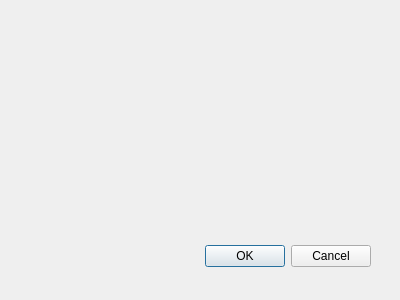
Old version of the form incluircd.ui in the repository ErikaFernanda/Loja.
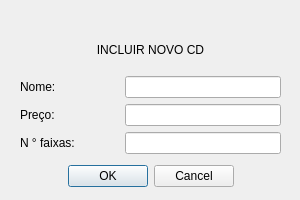
New version of the form.

Patch:
```diff
--- a/incluircd.ui
+++ b/incluircd.ui
@@ -8,8 +8,8 @@
    <rect>
     <x>0</x>
     <y>0</y>
-    <width>400</width>
-    <height>300</height>
+    <width>300</width>
+    <height>200</height>
    </rect>
   </property>
   <property name="windowTitle">
@@ -18,9 +18,9 @@
   <widget class="QDialogButtonBox" name="buttonBox">
    <property name="geometry">
     <rect>
-     <x>30</x>
-     <y>240</y>
-     <width>341</width>
+     <x>0</x>
+     <y>160</y>
+     <width>301</width>
      <height>32</height>
     </rect>
    </property>
@@ -30,6 +30,76 @@
    <property name="standardButtons">
     <set>QDialogButtonBox::Cancel|QDialogButtonBox::Ok</set>
    </property>
+   <property name="centerButtons">
+    <bool>true</bool>
+   </property>
+  </widget>
+  <widget class="QLabel" name="label_4">
+   <property name="geometry">
+    <rect>
+     <x>0</x>
+     <y>40</y>
+     <width>301</width>
+     <height>20</height>
+    </rect>
+   </property>
+   <property name="text">
+    <string>INCLUIR NOVO CD</string>
+   </property>
+   <property name="alignment">
+    <set>Qt::AlignCenter</set>
+   </property>
+  </widget>
+  <widget class="QWidget" name="gridLayoutWidget">
+   <property name="geometry">
+    <rect>
+     <x>20</x>
+     <y>70</y>
+     <width>261</width>
+     <height>92</height>
+    </rect>
+   </property>
+   <layout class="QGridLayout" name="gridLayout">
+    <property name="rightMargin">
+     <number>0</number>
+    </property>
+    <property name="horizontalSpacing">
+     <number>50</number>
+    </property>
+    <property name="verticalSpacing">
+     <number>0</number>
+    </property>
+    <item row="1" column="0">
+     <widget class="QLabel" name="label_2">
+      <property name="text">
+       <string>Preço:</string>
+      </property>
+     </widget>
+    </item>
+    <item row="1" column="1">
+     <widget class="QLineEdit" name="input_cd_preco"/>
+    </item>
+    <item row="2" column="0">
+     <widget class="QLabel" name="label_3">
+      <property name="text">
+       <string>N ° faixas:</string>
+      </property>
+     </widget>
+    </item>
+    <item row="0" column="1">
+     <widget class="QLineEdit" name="input_cd_nome"/>
+    </item>
+    <item row="2" column="1">
+     <widget class="QLineEdit" name="input_cd_nfaixas"/>
+    </item>
+    <item row="0" column="0">
+     <widget class="QLabel" name="label">
+      <property name="text">
+       <string>Nome:</string>
+      </property>
+     </widget>
+    </item>
+   </layout>
   </widget>
  </widget>
  <pixmapfunction/>
```
Left out of the diff: 17 changed lines with no effect on the pictures.
